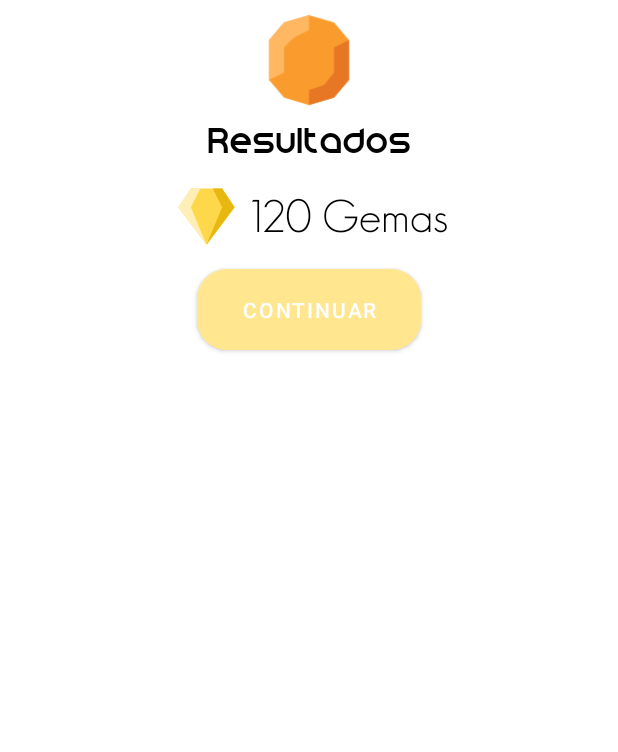
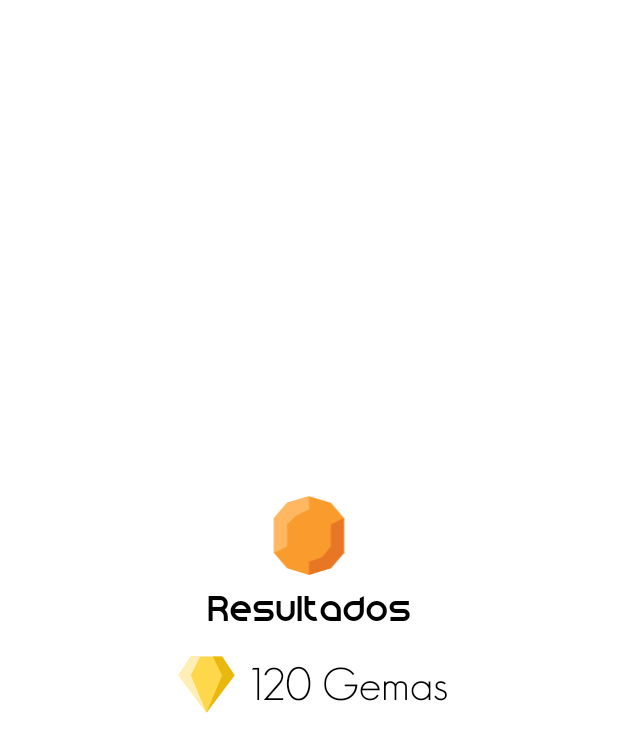
Before and after one commit to Vilkas99/Coquille, an Android app: the layout activity_popup.xml on its own in the app's theme, with its tools: preview values and no code run, on a phone screen of 412 x 824 dp. Shown: the top 752 px of the screen. Run offline under Robolectric (Android 15) with nearby library versions, the phone set to English and light mode, and no system bars.

Commit message:
popup implemented

```diff
--- a/app/src/main/res/layout/activity_popup.xml
+++ b/app/src/main/res/layout/activity_popup.xml
@@ -2,9 +2,10 @@
 <LinearLayout xmlns:android="http://schemas.android.com/apk/res/android"
     android:id="@+id/popLayout"
     xmlns:tools="http://schemas.android.com/tools"
-    android:layout_width="match_parent"
-    android:layout_height="match_parent"
+    android:layout_width="wrap_content"
+    android:layout_height="wrap_content"
     android:orientation="vertical"
+    android:layout_gravity="center"
     tools:context=".utils.Popup">
 
     <ImageView
@@ -12,12 +13,14 @@
         android:src="@drawable/ic_diamondorange"
         android:layout_width="80dp"
         android:layout_height="80dp"
-        android:layout_gravity="center" />
+        android:layout_gravity="center"
+        android:paddingTop="10dp"/>
     <TextView
         android:id="@+id/textResultados"
         android:layout_gravity="center"
         android:fontFamily="@font/maia2"
         android:text="Resultados"
+        android:textAlignment="center"
         android:textSize="35sp"
         android:textColor="#000000"
 
@@ -27,35 +30,27 @@
         android:layout_width="wrap_content"
         android:layout_height="wrap_content"
         android:layout_gravity="center"
-        android:layout_margin="10dp">
+        android:layout_margin="10dp"
+        android:paddingHorizontal="50dp"
+        android:paddingBottom="20dp"
+        >
         <ImageView
             android:id="@+id/gemaGanada"
             android:src="@drawable/ic_points"
             android:layout_width="50dp"
             android:layout_height="50dp"
-            android:layout_gravity="center"/>
+            android:layout_gravity="center"
+            />
         <TextView
             android:id="@+id/textGemasGanadas"
             android:layout_gravity="center"
             android:fontFamily="@font/geosans"
             android:text="120 Gemas"
+            android:textAlignment="center"
             android:textSize="30sp"
             android:textColor="#000000"
             android:layout_width="wrap_content"
             android:layout_height="wrap_content"/>
     </LinearLayout>
-    <Button
-        android:id="@+id/botonContinuar"
-        android:onClick="hidePopup"
-        android:paddingHorizontal="30dp"
-        android:paddingVertical="11dp"
-        android:elevation="12dp"
-        android:layout_gravity="center"
-        android:background="@drawable/shape_linear_layout_yellow"
-        android:text="Continuar"
-        android:layout_width="wrap_content"
-        android:layout_height="wrap_content"
-        >
-    </Button>
 
 </LinearLayout>
```
Also changed, not shown: app/src/main/java/com/example/coquille/controllers/BookGame.kt (+11 -14 lines), app/src/main/java/com/example/coquille/utils/Popup.kt (+17 -11 lines).
